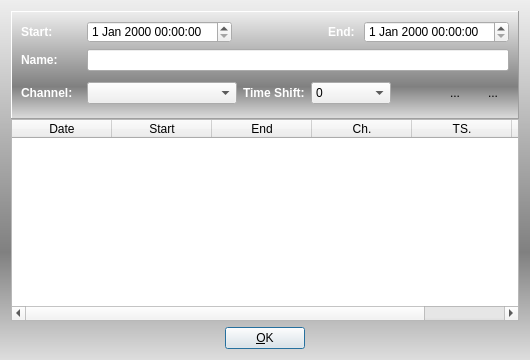
code-google-com/vlc-record, file vlc-record/ctimerrec.ui: the form before one commit.
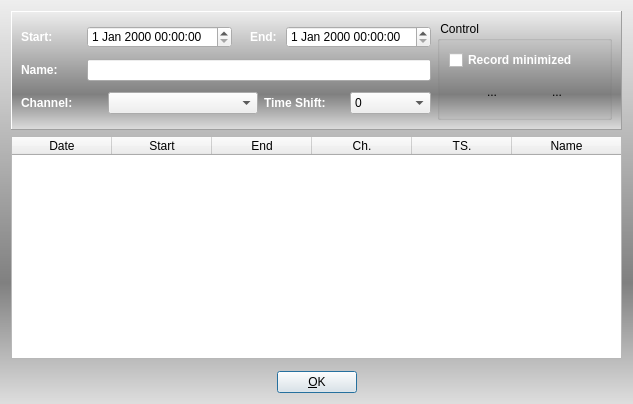
The form after the commit. Icons and pictures are not drawn.

Commit message: change timer rec dialog to support silent record

The edit to the form file:
```diff
--- a/vlc-record/ctimerrec.ui
+++ b/vlc-record/ctimerrec.ui
@@ -6,8 +6,8 @@
    <rect>
     <x>0</x>
     <y>0</y>
-    <width>530</width>
-    <height>360</height>
+    <width>633</width>
+    <height>404</height>
    </rect>
   </property>
   <property name="windowTitle">
@@ -18,10 +18,7 @@
 background-color: qlineargradient(spread:pad, x1:0, y1:0, x2:0, y2:1, stop:0 #eee, stop:0.7 grey, stop:1 #dedede);
 }</string>
   </property>
-  <layout class="QVBoxLayout" name="verticalLayout">
-   <property name="spacing">
-    <number>0</number>
-   </property>
+  <layout class="QVBoxLayout" name="verticalLayout_3">
    <item>
     <widget class="QFrame" name="frameEntry">
      <property name="styleSheet">
@@ -35,6 +32,8 @@
      <property name="frameShadow">
       <enum>QFrame::Raised</enum>
      </property>
+     <layout class="QHBoxLayout" name="horizontalLayout_3" stretch="70,30">
+      <item>
      <layout class="QVBoxLayout" name="verticalLayout_2">
       <item>
        <layout class="QHBoxLayout" name="hLayoutStartEnd">
@@ -216,19 +215,31 @@
           </item>
          </widget>
         </item>
+         </layout>
+        </item>
+       </layout>
+      </item>
         <item>
-         <spacer name="horizontalSpacer">
-          <property name="orientation">
-           <enum>Qt::Horizontal</enum>
-          </property>
-          <property name="sizeHint" stdset="0">
-           <size>
-            <width>40</width>
-            <height>20</height>
-           </size>
-          </property>
-         </spacer>
-        </item>
+       <widget class="QGroupBox" name="groupTimerRecCtrl">
+        <property name="title">
+         <string> Control </string>
+        </property>
+        <layout class="QVBoxLayout" name="verticalLayout">
+         <item>
+          <widget class="QCheckBox" name="checkRecMini">
+           <property name="styleSheet">
+            <string notr="true">QCheckBox#checkRecMini {
+   font-weight: bold;
+   color: white;
+}</string>
+           </property>
+           <property name="text">
+            <string>Record minimized</string>
+           </property>
+          </widget>
+         </item>
+         <item>
+          <layout class="QHBoxLayout" name="hLayoutCtrlBtn">
         <item>
          <widget class="QToolButton" name="btnSet">
           <property name="minimumSize">
@@ -282,6 +293,9 @@
          </widget>
         </item>
        </layout>
+         </item>
+        </layout>
+       </widget>
       </item>
      </layout>
     </widget>
```
Left out of the diff: 2 changed lines with no effect on the pictures. Lines whose indentation alone changed are shown as unchanged. The commit also changes 12 other files.
